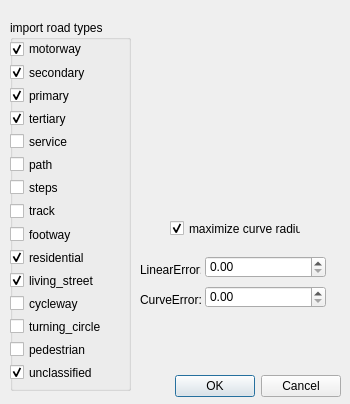
Before: the Qt Designer form src/OpenCOVER/DrivingSim/oddlot/src/gui/importsettings.ui in hlrs-vis/covise, drawn with Qt 5.
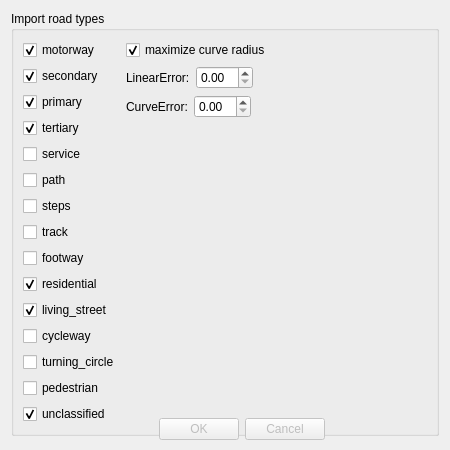
After: the same form once the commit is applied.

Patch:
```diff
--- a/src/OpenCOVER/DrivingSim/oddlot/src/gui/importsettings.ui
+++ b/src/OpenCOVER/DrivingSim/oddlot/src/gui/importsettings.ui
@@ -6,96 +6,21 @@
    <rect>
     <x>0</x>
     <y>0</y>
-    <width>350</width>
-    <height>404</height>
+    <width>450</width>
+    <height>450</height>
    </rect>
   </property>
   <property name="windowTitle">
    <string>Import Settings</string>
   </property>
-  <widget class="QDialogButtonBox" name="buttonBox">
-   <property name="geometry">
-    <rect>
-     <x>0</x>
-     <y>370</y>
-     <width>341</width>
-     <height>32</height>
-    </rect>
-   </property>
-   <property name="orientation">
-    <enum>Qt::Horizontal</enum>
-   </property>
-   <property name="standardButtons">
-    <set>QDialogButtonBox::Cancel|QDialogButtonBox::Ok</set>
-   </property>
-  </widget>
-  <widget class="QDoubleSpinBox" name="LinearErrorSpin">
-   <property name="geometry">
-    <rect>
-     <x>205</x>
-     <y>256</y>
-     <width>121</width>
-     <height>22</height>
-    </rect>
-   </property>
-  </widget>
-  <widget class="QLabel" name="label">
-   <property name="geometry">
-    <rect>
-     <x>140</x>
-     <y>260</y>
-     <width>61</width>
-     <height>20</height>
-    </rect>
-   </property>
-   <property name="text">
-    <string>LinearError:</string>
-   </property>
-  </widget>
-  <widget class="QLabel" name="label_2">
-   <property name="geometry">
-    <rect>
-     <x>140</x>
-     <y>290</y>
-     <width>61</width>
-     <height>20</height>
-    </rect>
-   </property>
-   <property name="text">
-    <string>CurveError:</string>
-   </property>
-  </widget>
-  <widget class="QDoubleSpinBox" name="CurveErrorSpin">
-   <property name="geometry">
-    <rect>
-     <x>205</x>
-     <y>286</y>
-     <width>121</width>
-     <height>22</height>
-    </rect>
-   </property>
-  </widget>
+  <layout class="QFormLayout" name="formLayout_3">
+   <item row="0" column="0" colspan="2">
   <widget class="QGroupBox" name="groupBox">
-   <property name="geometry">
-    <rect>
-     <x>10</x>
-     <y>20</y>
-     <width>121</width>
-     <height>371</height>
-    </rect>
-   </property>
    <property name="title">
-    <string>import road types</string>
-   </property>
-   <widget class="QWidget" name="verticalLayoutWidget">
-    <property name="geometry">
-     <rect>
-      <x>0</x>
-      <y>20</y>
-      <width>121</width>
-      <height>341</height>
-     </rect>
-    </property>
+      <string>Import road types</string>
+     </property>
+     <layout class="QFormLayout" name="formLayout_2">
+      <item row="0" column="0">
     <layout class="QVBoxLayout" name="verticalLayout">
      <item>
       <widget class="QCheckBox" name="motorway_cb">
@@ -224,22 +149,77 @@
       </widget>
      </item>
     </layout>
-   </widget>
-  </widget>
+      </item>
+      <item row="0" column="1">
+       <layout class="QFormLayout" name="formLayout">
+        <item row="0" column="0">
   <widget class="QCheckBox" name="maximize_curve_radius_cb">
-   <property name="geometry">
-    <rect>
-     <x>170</x>
-     <y>220</y>
-     <width>131</width>
-     <height>17</height>
-    </rect>
-   </property>
    <property name="text">
     <string>maximize curve radius</string>
    </property>
    <property name="checked">
     <bool>true</bool>
+          </property>
+         </widget>
+        </item>
+        <item row="1" column="0">
+         <layout class="QHBoxLayout" name="horizontalLayout_2">
+          <item>
+           <widget class="QLabel" name="label">
+            <property name="text">
+             <string>LinearError:</string>
+            </property>
+           </widget>
+          </item>
+          <item>
+           <widget class="QDoubleSpinBox" name="LinearErrorSpin"/>
+          </item>
+         </layout>
+        </item>
+        <item row="2" column="0">
+         <layout class="QHBoxLayout" name="horizontalLayout">
+          <item>
+           <widget class="QLabel" name="label_2">
+            <property name="text">
+             <string>CurveError:</string>
+            </property>
+           </widget>
+          </item>
+          <item>
+           <widget class="QDoubleSpinBox" name="CurveErrorSpin">
+            <property name="sizePolicy">
+             <sizepolicy hsizetype="Fixed" vsizetype="Fixed">
+              <horstretch>0</horstretch>
+              <verstretch>0</verstretch>
+             </sizepolicy>
+            </property>
+           </widget>
+          </item>
+         </layout>
+        </item>
+       </layout>
+      </item>
+     </layout>
+    </widget>
+   </item>
+  </layout>
+  <widget class="QDialogButtonBox" name="buttonBox">
+   <property name="enabled">
+    <bool>false</bool>
+   </property>
+   <property name="geometry">
+    <rect>
+     <x>159</x>
+     <y>417</y>
+     <width>166</width>
+     <height>24</height>
+    </rect>
+   </property>
+   <property name="orientation">
+    <enum>Qt::Horizontal</enum>
+   </property>
+   <property name="standardButtons">
+    <set>QDialogButtonBox::Cancel|QDialogButtonBox::Ok</set>
    </property>
   </widget>
  </widget>
```
Lines whose indentation alone changed are shown as unchanged.
